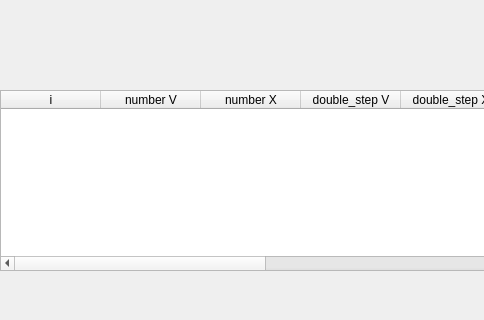
PaBochka/Lab_Num_Met, file tab_widg.ui: the form before one commit; both pictures show x 0 to 484 and y 230 to 550 of the 600 by 550 pixel window.
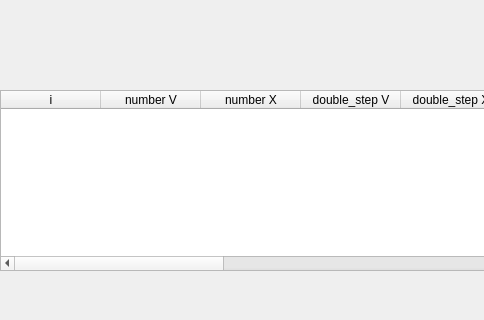
The form after the commit.

The edit to the form file:
```diff
--- a/tab_widg.ui
+++ b/tab_widg.ui
@@ -150,7 +150,7 @@
      <bool>true</bool>
     </property>
     <property name="columnCount">
-     <number>10</number>
+     <number>12</number>
     </property>
     <attribute name="horizontalHeaderCascadingSectionResizes">
      <bool>true</bool>
@@ -193,7 +193,7 @@
     </column>
     <column>
      <property name="text">
-      <string>mark_LE</string>
+      <string>ОЛП</string>
      </property>
     </column>
     <column>
@@ -211,6 +211,16 @@
       <string>|abs_V-nubber_v| </string>
      </property>
     </column>
+    <column>
+     <property name="text">
+      <string>Уменьш. шага</string>
+     </property>
+    </column>
+    <column>
+     <property name="text">
+      <string>Увелич. шага</string>
+     </property>
+    </column>
    </widget>
    <widget class="QLabel" name="label_10">
     <property name="geometry">
```
Left out of the diff: 39 changed lines with no effect on the pictures.
